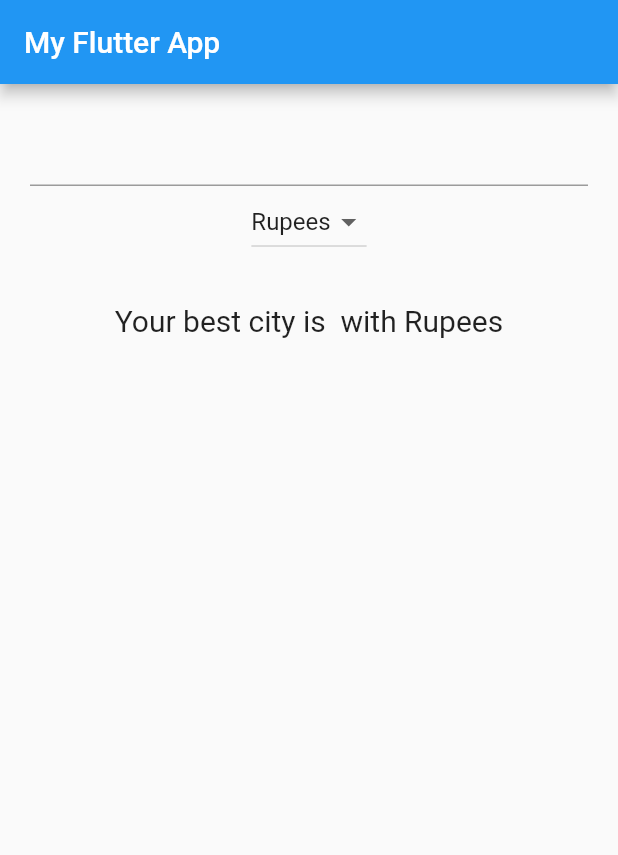
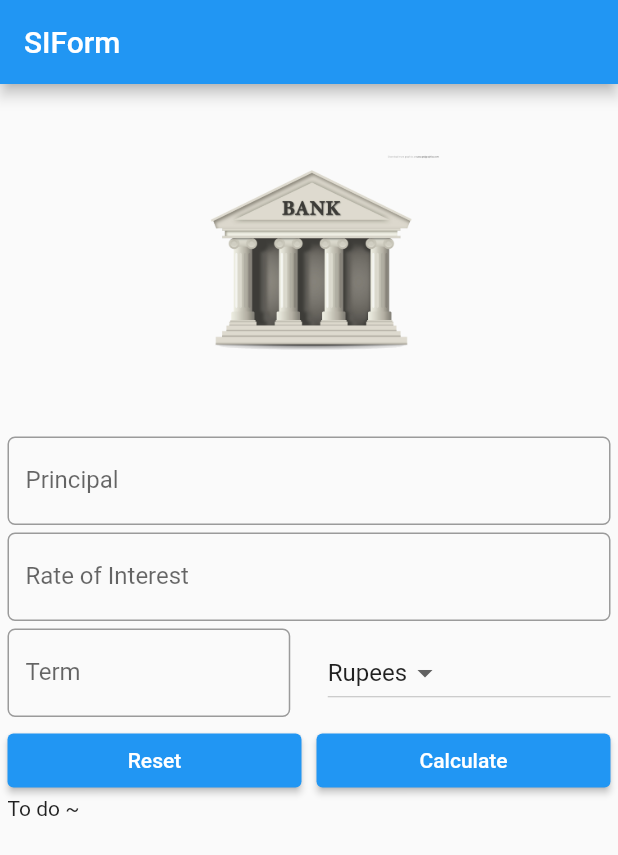
Before and after one commit to seunghonice/udemy-flutter-app-course, a Flutter app: the screen it shows after launch, on a phone screen of 412 x 824 dp. Shown: the top 855 px of the screen. Run offline on Flutter 3.47's test engine with Material 2 defaults, Android fonts, the phone set to English and light mode, and no system bars.

Commit message:
feat: SIForm 만들기

```diff
--- a/lib/main.dart
+++ b/lib/main.dart
@@ -1,12 +1,21 @@
 import 'package:flutter/material.dart';
+import 'package:udemy_flutter_app_course/widgets/SIForm.dart';
 
 import './widgets/FavoriteCity.dart';
 
 void main() {
-  runApp(
-      MaterialApp(
-        title: "Stateful App Example",
-        home: FavoriteCity(),
-      )
-  );
+  /**
+   * FavoriteCity
+   */
+  // runApp(
+  //     MaterialApp(
+  //       title: "Stateful App Example",
+  //       home: FavoriteCity(),
+  //     )
+  // );
+
+  /**
+   * Calculator App
+   */
+  runApp(MaterialApp(title: "Calculator App", home: SIForm()));
 }
--- /dev/null
+++ b/lib/widgets/SIForm.dart
@@ -0,0 +1,108 @@
+import 'package:flutter/material.dart';
+import 'package:udemy_flutter_app_course/const/currencies.dart';
+
+class SIForm extends StatefulWidget {
+  const SIForm({Key? key}) : super(key: key);
+
+  @override
+  _SIFormState createState() => _SIFormState();
+}
+
+class _SIFormState extends State<SIForm> {
+  var _minimumPadding = 5.0;
+
+  @override
+  Widget build(BuildContext context) {
+    return Scaffold(
+      appBar: AppBar(
+        title: Text("SIForm"),
+      ),
+      body: Container(
+        padding: EdgeInsets.all(_minimumPadding),
+        child: ListView(children: <Widget>[
+          Center(
+            child: getImageAsset(),
+          ),
+          Padding(
+            padding: EdgeInsets.only(top: _minimumPadding),
+            child: TextField(
+              decoration: InputDecoration(
+                  labelText: "Principal",
+                  hintText: "Enter Principal E.g. 12000",
+                  border: OutlineInputBorder(
+                      borderRadius: BorderRadius.circular(5.0))),
+            ),
+          ),
+          Padding(
+              padding: EdgeInsets.only(top: _minimumPadding),
+              child: TextField(
+                decoration: InputDecoration(
+                    labelText: "Rate of Interest",
+                    hintText: "In percent",
+                    border: OutlineInputBorder(
+                        borderRadius: BorderRadius.circular(5.0))),
+              )),
+          Padding(
+              padding: EdgeInsets.only(top: _minimumPadding),
+              child: Row(
+                children: <Widget>[
+                  Expanded(
+                      child: TextField(
+                    keyboardType: TextInputType.number,
+                    decoration: InputDecoration(
+                        labelText: "Term",
+                        hintText: "Time in years",
+                        border: OutlineInputBorder(
+                            borderRadius: BorderRadius.circular(5.0))),
+                  )),
+                  Container(
+                    width: _minimumPadding * 5,
+                  ),
+                  Expanded(
+                      child: DropdownButton<String>(
+                    value: currencies[0],
+                    items: currencies.map((String value) {
+                      return DropdownMenuItem<String>(
+                          value: value, child: Text(value));
+                    }).toList(),
+                    onChanged: (String? newValue) => {},
+                  )),
+                ],
+              )),
+          Padding(
+              padding: EdgeInsets.only(top: _minimumPadding),
+              child: Row(
+                children: <Widget>[
+                  Expanded(
+                      child: ElevatedButton(
+                    child: Text("Reset"),
+                    onPressed: () {},
+                  )),
+                  Container(width: _minimumPadding * 2),
+                  Expanded(
+                      child: ElevatedButton(
+                    child: Text("Calculate"),
+                    onPressed: () {},
+                  ))
+                ],
+              )),
+          Text("To do ~ ")
+        ]),
+      ),
+    );
+  }
+
+  Widget getImageAsset() {
+    AssetImage assetImage = AssetImage('images/bank.png');
+    Image image = Image(
+      image: assetImage,
+      width: 175,
+      height: 175,
+    );
+
+    return Container(
+      child: image,
+      margin: EdgeInsets.all(_minimumPadding * 5),
+    );
+  }
+}
--- a/pubspec.yaml
+++ b/pubspec.yaml
@@ -58,9 +58,9 @@ flutter:
   uses-material-design: true
 
   # To add assets to your application, add an assets section, like this:
-  # assets:
-  #   - images/a_dot_burr.jpeg
-  #   - images/a_dot_ham.jpeg
+  assets:
+    - images/bank.png
+#     - images/a_dot_ham.jpeg
 
   # An image asset can refer to one or more resolution-specific "variants", see
   # https://flutter.dev/assets-and-images/#resolution-aware.
```
Also changed, not shown: images/bank.png (added).
